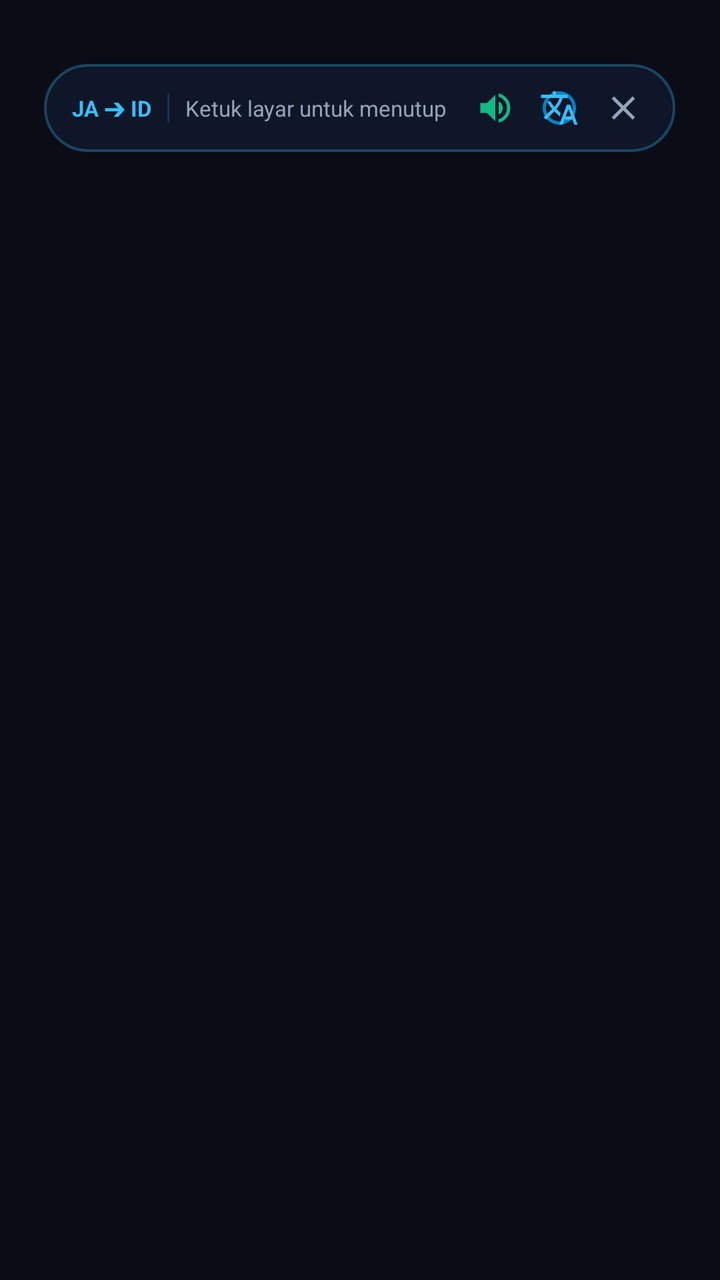
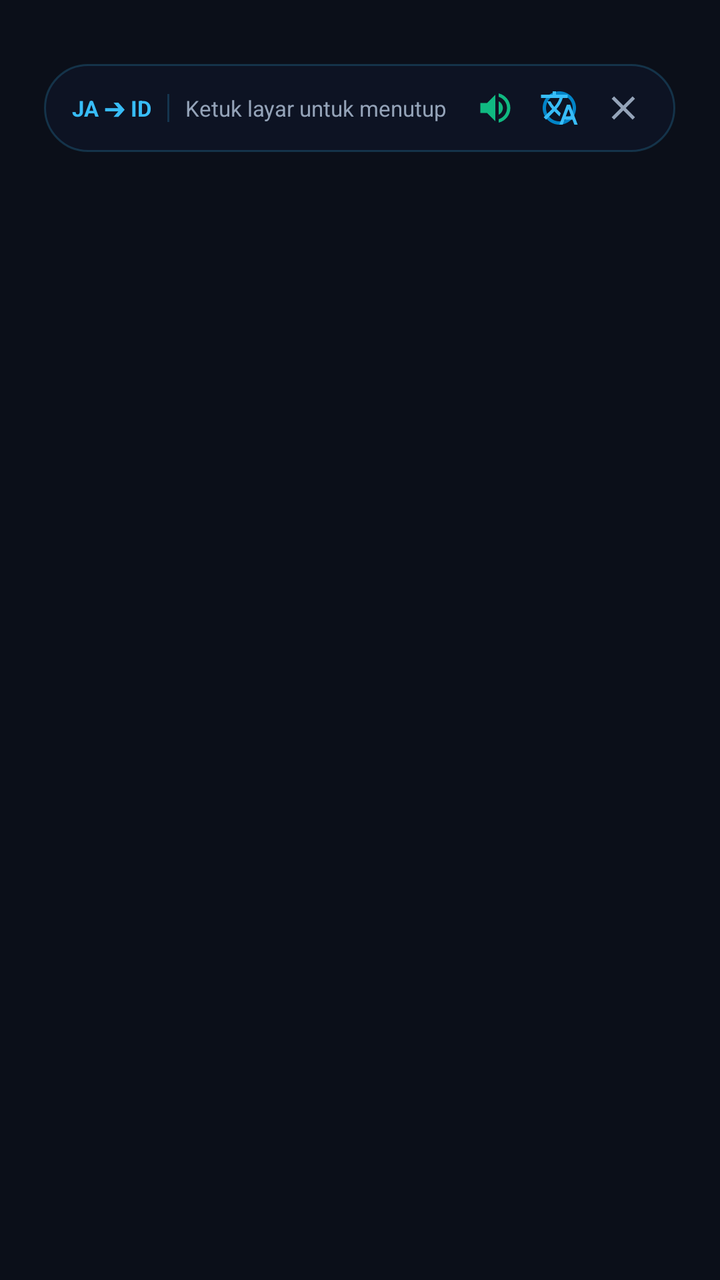

An Android layout rendered at two revisions. The XML below is the earlier revision; the diff shows what the commit changed to produce the second picture.
<!-- AndroidManifest.xml: application theme Theme.GameTrans -->
<!-- res/layout/layout_inplace_overlay.xml -->
<?xml version="1.0" encoding="utf-8"?>
<FrameLayout xmlns:android="http://schemas.android.com/apk/res/android"
    android:id="@+id/overlayRoot"
    android:layout_width="match_parent"
    android:layout_height="match_parent"
    android:background="#20000000">

    
    <FrameLayout
        android:id="@+id/overlayCardsContainer"
        android:layout_width="match_parent"
        android:layout_height="match_parent" />

    
    <LinearLayout
        android:id="@+id/overlayTopBar"
        android:layout_width="wrap_content"
        android:layout_height="wrap_content"
        android:layout_gravity="top|center_horizontal"
        android:layout_marginTop="32dp"
        android:orientation="horizontal"
        android:gravity="center_vertical"
        android:background="@drawable/bg_overlay_top_bar"
        android:paddingStart="14dp"
        android:paddingEnd="10dp"
        android:paddingTop="6dp"
        android:paddingBottom="6dp"
        android:elevation="20dp">

        <TextView
            android:id="@+id/tvOverlayLang"
            android:layout_width="wrap_content"
            android:layout_height="wrap_content"
            android:text="JA ➔ ID"
            android:textColor="#38bdf8"
            android:textSize="11sp"
            android:textStyle="bold" />

        <View
            android:layout_width="1dp"
            android:layout_height="14dp"
            android:layout_marginStart="8dp"
            android:layout_marginEnd="8dp"
            android:background="#3338bdf8" />

        <TextView
            android:layout_width="wrap_content"
            android:layout_height="wrap_content"
            android:text="Ketuk layar untuk menutup"
            android:textColor="#94a3b8"
            android:textSize="11sp" />

        <ImageButton
            android:id="@+id/btnOverlayTts"
            android:layout_width="32dp"
            android:layout_height="32dp"
            android:layout_marginStart="8dp"
            android:padding="6dp"
            android:background="?android:attr/selectableItemBackgroundBorderless"
            android:src="@drawable/ic_speaker"
            android:contentDescription="Suara" />

        <ImageButton
            android:id="@+id/btnSwitchToSubtitle"
            android:layout_width="32dp"
            android:layout_height="32dp"
            android:padding="6dp"
            android:background="?android:attr/selectableItemBackgroundBorderless"
            android:src="@drawable/ic_translate_bubble"
            android:contentDescription="Tampilkan Subtitle" />

        <ImageButton
            android:id="@+id/btnCloseOverlay"
            android:layout_width="32dp"
            android:layout_height="32dp"
            android:padding="6dp"
            android:background="?android:attr/selectableItemBackgroundBorderless"
            android:src="@drawable/ic_close"
            android:contentDescription="Tutup" />

    </LinearLayout>

</FrameLayout>
<!-- resources referenced by this layout -->
<resources>
  <!-- drawable bg_overlay_top_bar (drawable) -->
  <?xml version="1.0" encoding="utf-8"?>
  <shape xmlns:android="http://schemas.android.com/apk/res/android"
      android:shape="rectangle">
      <solid android:color="#ea0f172a" />
      <corners android:radius="24dp" />
      <stroke
          android:width="1.2dp"
          android:color="#4d38bdf8" />
  </shape>
  <!-- drawable ic_close (drawable) -->
  <vector xmlns:android="http://schemas.android.com/apk/res/android"
      android:width="24dp"
      android:height="24dp"
      android:viewportWidth="24"
      android:viewportHeight="24">
    <path
        android:fillColor="#94a3b8"
        android:pathData="M19,6.41L17.59,5L12,10.59L6.41,5L5,6.41L10.59,12L5,17.59L6.41,19L12,13.41L17.59,19L19,17.59L13.41,12L19,6.41Z"/>
  </vector>
  <!-- drawable ic_speaker (drawable) -->
  <vector xmlns:android="http://schemas.android.com/apk/res/android"
      android:width="24dp"
      android:height="24dp"
      android:viewportWidth="24"
      android:viewportHeight="24">
    <path
        android:fillColor="#10b981"
        android:pathData="M3,9V15H7L12,20V4L7,9H3ZM16.5,12C16.5,10.23 15.48,8.71 14,7.97V16.02C15.48,15.29 16.5,13.77 16.5,12ZM14,3.23V5.29C16.89,6.15 19,8.83 19,12C19,15.17 16.89,17.85 14,18.71V20.77C18.01,19.86 21,16.28 21,12C21,7.72 18.01,4.14 14,3.23Z"/>
  </vector>
  <!-- drawable ic_translate_bubble (drawable) -->
  <vector xmlns:android="http://schemas.android.com/apk/res/android"
      android:width="48dp"
      android:height="48dp"
      android:viewportWidth="24"
      android:viewportHeight="24">
    <path
        android:fillColor="#0284c7"
        android:pathData="M12,2C6.48,2 2,6.48 2,12C2,17.52 6.48,22 12,22C17.52,22 22,17.52 22,12C22,6.48 17.52,2 12,2ZM12,20C7.59,20 4,16.41 4,12C4,7.59 7.59,4 12,4C16.41,4 20,7.59 20,12C20,16.41 16.41,20 12,20Z"/>
    <path
        android:fillColor="#38bdf8"
        android:pathData="M12.87,15.07L10.33,12.56L10.36,12.53C12.1,10.59 13.34,8.36 14.07,6H17V4H10V2H8V4H1V6H12.17C11.5,7.92 10.44,9.75 9,11.35C8.07,10.32 7.3,9.19 6.69,8H4.69C5.42,9.63 6.42,11.17 7.67,12.56L2.58,17.58L4,19L9,14L12.11,17.11L12.87,15.07ZM18.5,10H16.5L12,22H14L15.12,19H19.87L21,22H23L18.5,10ZM15.88,17L17.5,12.67L19.12,17H15.88Z"/>
  </vector>
  <style name="Theme.GameTrans" parent="android:Theme.Material.NoActionBar">
          <item name="android:statusBarColor">#0b0f19</item>
          <item name="android:navigationBarColor">#0b0f19</item>
          <item name="android:windowBackground">#0b0f19</item>
      </style>
</resources>

<!-- the commit's change to res/layout/layout_inplace_overlay.xml (unified diff, before → after) -->
@@ -3,7 +3,7 @@
     android:id="@+id/overlayRoot"
     android:layout_width="match_parent"
     android:layout_height="match_parent"
-    android:background="#20000000">
+    android:background="@android:color/transparent">
 
     
     <FrameLayout
<!-- resource entries referenced after the edit -->
@@ -4,11 +4,11 @@
   <?xml version="1.0" encoding="utf-8"?>
   <shape xmlns:android="http://schemas.android.com/apk/res/android"
       android:shape="rectangle">
-      <solid android:color="#ea0f172a" />
+      <solid android:color="#990f172a" />
       <corners android:radius="24dp" />
       <stroke
-          android:width="1.2dp"
-          android:color="#4d38bdf8" />
+          android:width="1dp"
+          android:color="#3338bdf8" />
   </shape>
   <!-- drawable ic_close (drawable) -->
   <vector xmlns:android="http://schemas.android.com/apk/res/android"
